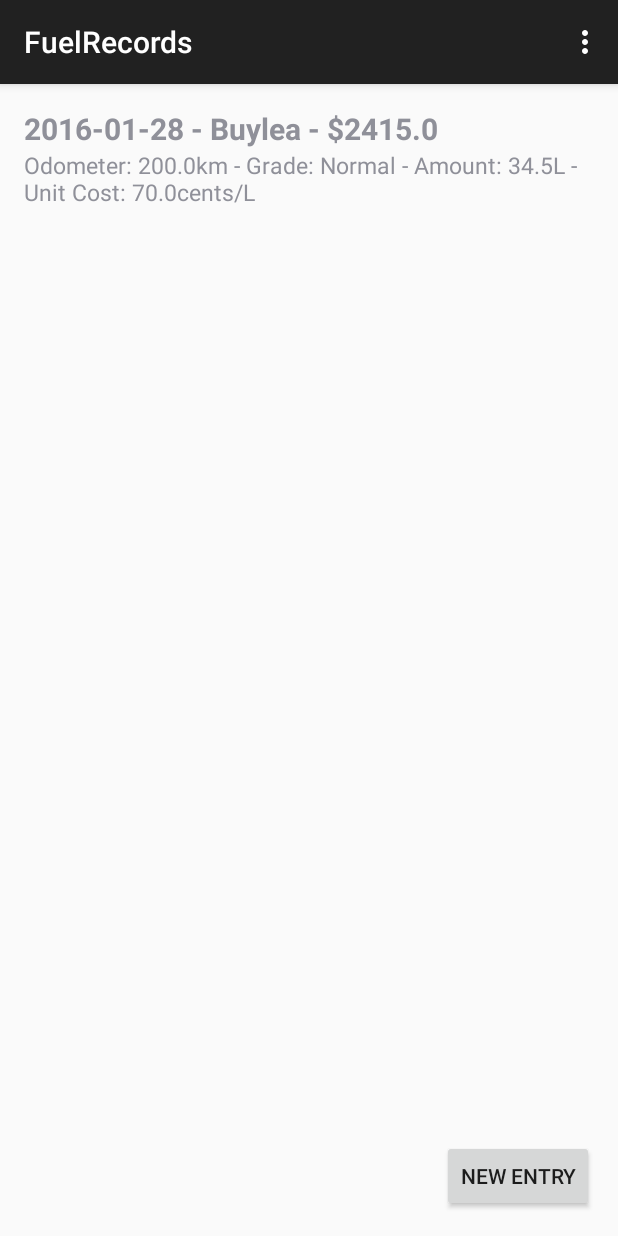
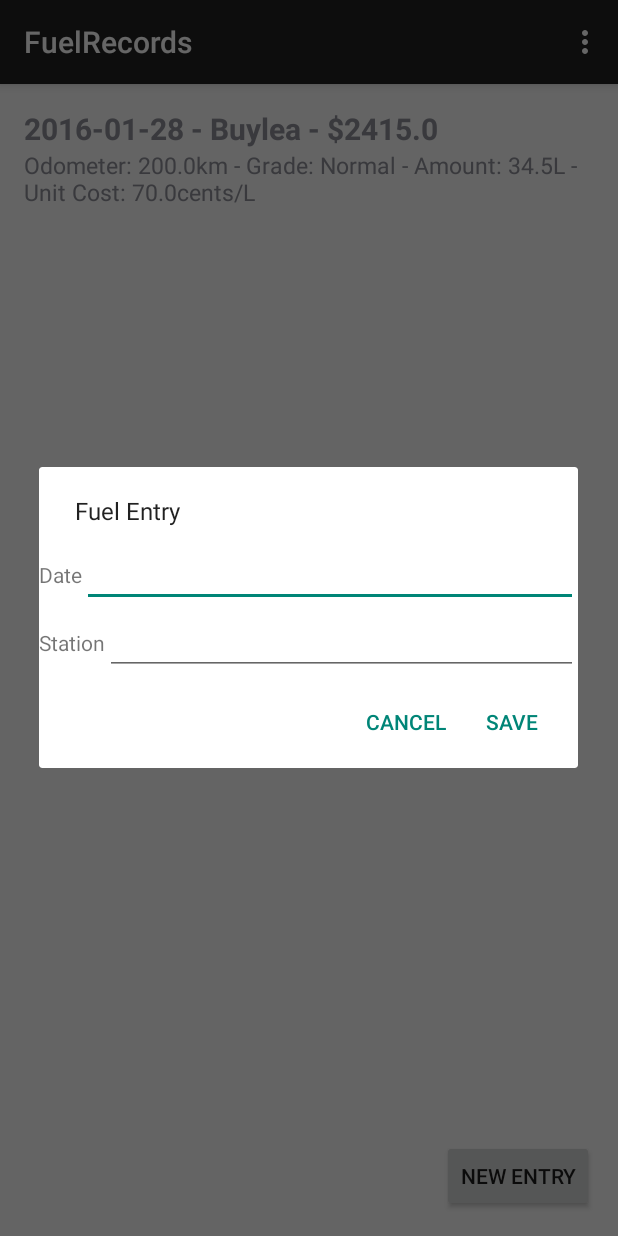
Before and after one commit to ahoskins/as1, an Android app: the screen it shows after launch (FuelListActivity), after a tap on "NEW ENTRY", on a phone screen of 412 x 824 dp. Run offline under Robolectric (Android 15) with nearby library versions, the phone set to English and light mode, and no system bars.

Commit message:
dialogfragment for adding entry on its way

```diff
--- /dev/null
+++ b/app/src/main/java/com/andrew/iscool/fuelrecords/CreateEntryDialog.java
@@ -0,0 +1,98 @@
+package com.andrew.iscool.fuelrecords;
+
+import android.app.Activity;
+import android.app.AlertDialog;
+import android.app.Dialog;
+import android.content.Context;
+import android.content.DialogInterface;
+import android.os.Bundle;
+import android.support.v4.app.DialogFragment;
+import android.view.LayoutInflater;
+import android.view.View;
+import android.view.ViewGroup;
+import android.widget.EditText;
+
+import java.text.ParseException;
+import java.text.SimpleDateFormat;
+import java.util.Date;
+
+/**
+ * Created by Andrew on 2016-01-27.
+ */
+public class CreateEntryDialog extends DialogFragment {
+    private EntryDialogListener mListener;
+
+    private EditText mDate;
+    private EditText mStation;
+
+    // use interface with parent
+    public interface EntryDialogListener {
+        void onDialogPositiveClick(Date d, String s);
+    }
+
+    public CreateEntryDialog() {
+    }
+
+    @Override
+    public void onAttach(Activity a) {
+        super.onAttach(a);
+
+        try {
+            // Instantiate the NoticeDialogListener so we can send events to the host
+            mListener = (EntryDialogListener) a;
+        } catch (ClassCastException e) {
+            // The activity doesn't implement the interface, throw exception
+            throw new ClassCastException(a.toString()
+                    + " must implement NoticeDialogListener");
+        }
+    }
+
+//    @Override
+//    public View onCreateView(LayoutInflater inflater, ViewGroup container, Bundle savedInstanceState) {
+//        // grab the UI elements so I can pass their values back to the activity
+//        View view = inflater.inflate(R.layout.edit_menu, container);
+//        mDate = (EditText) view.findViewById(R.id.date);
+//        mStation = (EditText) view.findViewById(R.id.station);
+//
+//        return view;
+//    }
+
+    @Override
+    public Dialog onCreateDialog(Bundle savedInstanceState) {
+        LayoutInflater inflater = (LayoutInflater) getActivity().getSystemService(Context.LAYOUT_INFLATER_SERVICE);
+        View view = inflater.inflate(R.layout.edit_menu, null);
+
+        mDate = (EditText) view.findViewById(R.id.date);
+        mStation = (EditText) view.findViewById(R.id.station);
+
+        // Build the dialog and set up the button click handlers
+        AlertDialog.Builder builder = new AlertDialog.Builder(getActivity());
+        builder.setMessage("Fuel Entry")
+                .setView(view)
+                .setPositiveButton("Save", new DialogInterface.OnClickListener() {
+                    public void onClick(DialogInterface dialog, int id) {
+                        // convert the date picker into a date object
+                        SimpleDateFormat sdf = new SimpleDateFormat("yyyy-MM-dd");
+                        Date date = null;
+                        try {
+                            date = sdf.parse(mDate.getText().toString());
+                        } catch (ParseException e) {
+
+                        }
+
+                        // tell the activity
+                        mListener.onDialogPositiveClick(date, mStation.getText().toString());
+                        dismiss();
+                    }
+                })
+                .setNegativeButton("Cancel", new DialogInterface.OnClickListener() {
+                    public void onClick(DialogInterface dialog, int id) {
+                        dismiss();
+                    }
+                });
+        return builder.create();
+    }
+
+
+
+}
--- a/app/src/main/java/com/andrew/iscool/fuelrecords/FuelListActivity.java
+++ b/app/src/main/java/com/andrew/iscool/fuelrecords/FuelListActivity.java
@@ -13,7 +13,7 @@ import java.util.ArrayList;
 import java.util.Date;
 
 
-public class FuelListActivity extends ActionBarActivity {
+public class FuelListActivity extends ActionBarActivity implements CreateEntryDialog.EntryDialogListener {
     private Button mNewEntryButton;
     private ListView mFuelListView;
     private ArrayList<FuelEntry> mFuelData;
@@ -31,9 +31,8 @@ public class FuelListActivity extends ActionBarActivity {
         mNewEntryButton.setOnClickListener(new View.OnClickListener() {
             @Override
             public void onClick(View v) {
-                // open activity that lets you make a new fuel entry
-                // probably use same XML as edit fuel entry, but
-                // a different wrapping activity
+                CreateEntryDialog d = new CreateEntryDialog();
+                d.show(getSupportFragmentManager(), "create");
             }
         });
 
@@ -77,4 +76,15 @@ public class FuelListActivity extends ActionBarActivity {
 
         return super.onOptionsItemSelected(item);
     }
+
+    // LISTENER FROM DIALOG
+
+    @Override
+    public void onDialogPositiveClick(Date d, String s) {
+        // add this to the thingy
+        FuelEntry fe = new FuelEntry(d, s, 111, "Fancy", 34.5f, 70f);
+        mFuelData.add(fe);
+        mAdapter.notifyDataSetChanged();
+    }
+
 }
--- /dev/null
+++ b/app/src/main/res/layout/edit_menu.xml
@@ -0,0 +1,41 @@
+<?xml version="1.0" encoding="utf-8"?>
+<LinearLayout xmlns:android="http://schemas.android.com/apk/res/android"
+    android:orientation="vertical"
+    android:layout_width="match_parent"
+    android:layout_height="match_parent">
+
+    <LinearLayout
+        android:layout_width="match_parent"
+        android:layout_height="wrap_content"
+        android:orientation="horizontal" >
+
+        <TextView
+            android:layout_width="wrap_content"
+            android:layout_height="wrap_content"
+            android:text="Date" />
+
+        <EditText
+            android:layout_width="match_parent"
+            android:layout_height="wrap_content"
+            android:id="@+id/date" />
+
+    </LinearLayout>
+
+    <LinearLayout
+        android:layout_width="match_parent"
+        android:layout_height="wrap_content"
+        android:orientation="horizontal">
+
+        <TextView
+            android:layout_width="wrap_content"
+            android:layout_height="wrap_content"
+            android:text="Station" />
+
+        <EditText
+            android:layout_width="match_parent"
+            android:layout_height="wrap_content"
+            android:id="@+id/station" />
+
+    </LinearLayout>
+
+</LinearLayout>
```
